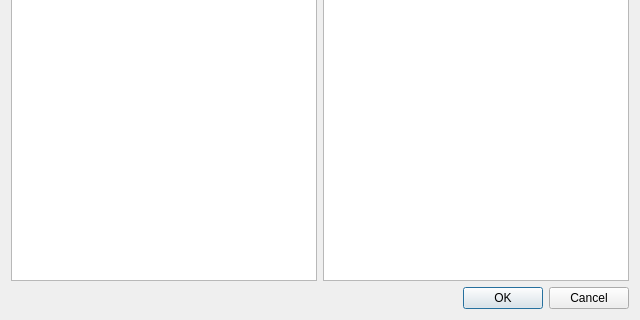
LagoLunatic/DSVEdit, file text_editor.ui: the form before one commit; both pictures show x 0 to 640 and y 160 to 480 of the 640 by 480 pixel window.
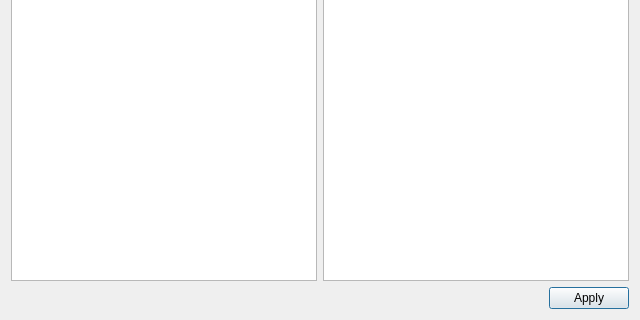
The form after the commit.

What changed in the file:
```diff
--- a/text_editor.ui
+++ b/text_editor.ui
@@ -30,7 +30,7 @@
       <enum>Qt::Horizontal</enum>
      </property>
      <property name="standardButtons">
-      <set>QDialogButtonBox::Cancel|QDialogButtonBox::Ok</set>
+      <set>QDialogButtonBox::Apply</set>
      </property>
     </widget>
    </item>
```
